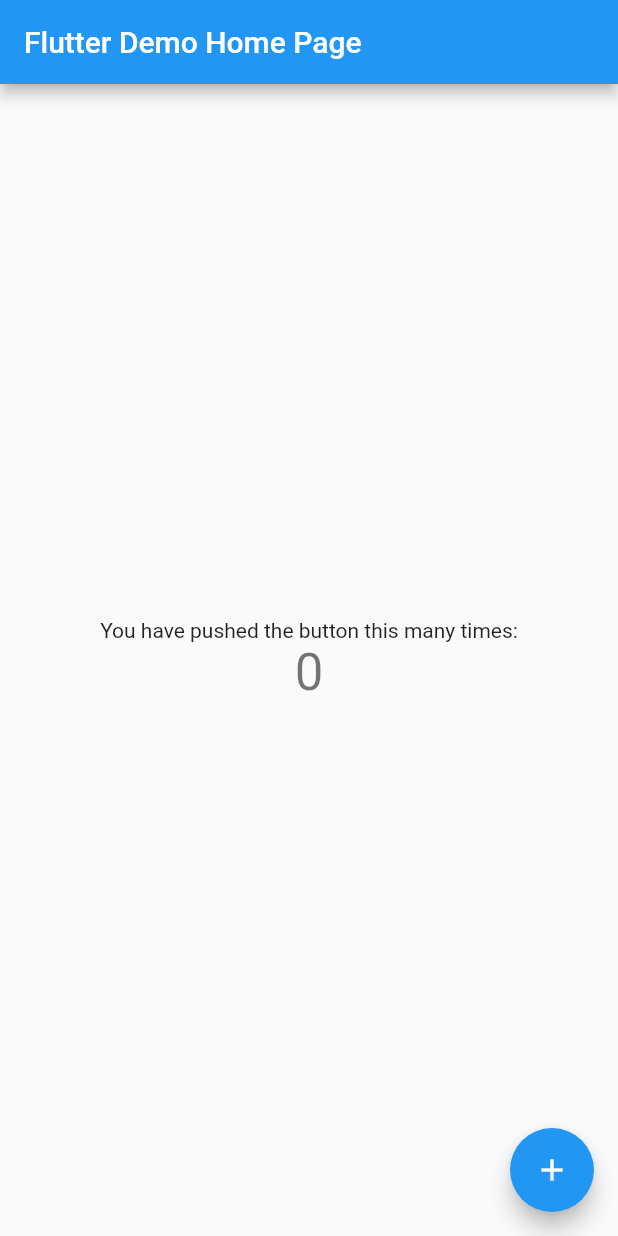
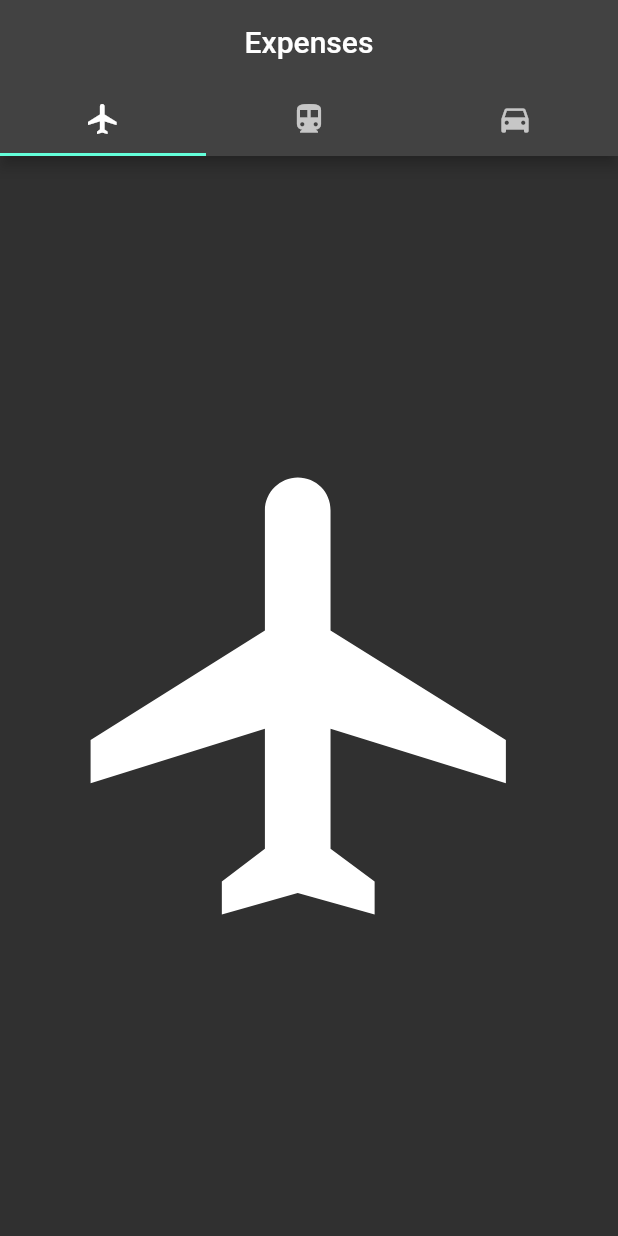
Before and after one commit to muhammedPat/Expense_App, a Flutter app: the screen it shows after launch, on a phone screen of 412 x 824 dp. Run offline on Flutter 3.47's test engine with Material 2 defaults, Android fonts, the phone set to English and light mode, and no system bars.

Commit message:
created home page and 3 tabs in the tab bar

```diff
--- /dev/null
+++ b/expenses/lib/home_page.dart
@@ -0,0 +1,31 @@
+import 'package:flutter/material.dart';
+
+class HomePage extends StatelessWidget {
+  const HomePage({super.key});
+
+  @override
+  Widget build(BuildContext context) {
+    return DefaultTabController(
+      length: 3,
+      child: Scaffold(
+          appBar: AppBar(
+            bottom: const TabBar(
+              tabs: [
+                Tab(icon: Icon(Icons.flight)),
+                Tab(icon: Icon(Icons.directions_transit)),
+                Tab(icon: Icon(Icons.directions_car)),
+              ],
+            ),
+            centerTitle: true,
+            title: const Text("Expenses"),
+          ),
+          body: const TabBarView(
+            children: [
+              Icon(Icons.flight, size: 350),
+              Icon(Icons.directions_transit, size: 350),
+              Icon(Icons.directions_car, size: 350),
+            ],
+          )),
+    );
+  }
+}
--- a/expenses/lib/main.dart
+++ b/expenses/lib/main.dart
@@ -1,115 +1,20 @@
 import 'package:flutter/material.dart';
+import 'home_page.dart';
 
-void main() {
+void main(List<String> args) {
   runApp(const MyApp());
 }
+
 
 class MyApp extends StatelessWidget {
   const MyApp({super.key});
 
-  // This widget is the root of your application.
   @override
   Widget build(BuildContext context) {
     return MaterialApp(
-      title: 'Flutter Demo',
-      theme: ThemeData(
-        // This is the theme of your application.
-        //
-        // Try running your application with "flutter run". You'll see the
-        // application has a blue toolbar. Then, without quitting the app, try
-        // changing the primarySwatch below to Colors.green and then invoke
-        // "hot reload" (press "r" in the console where you ran "flutter run",
-        // or simply save your changes to "hot reload" in a Flutter IDE).
-        // Notice that the counter didn't reset back to zero; the application
-        // is not restarted.
-        primarySwatch: Colors.blue,
-      ),
-      home: const MyHomePage(title: 'Flutter Demo Home Page'),
+      debugShowCheckedModeBanner: false,
+      theme: ThemeData.dark(),
+      home: const HomePage(),
     );
   }
 }
-
-class MyHomePage extends StatefulWidget {
-  const MyHomePage({super.key, required this.title});
-
-  // This widget is the home page of your application. It is stateful, meaning
-  // that it has a State object (defined below) that contains fields that affect
-  // how it looks.
-
-  // This class is the configuration for the state. It holds the values (in this
-  // case the title) provided by the parent (in this case the App widget) and
-  // used by the build method of the State. Fields in a Widget subclass are
-  // always marked "final".
-
-  final String title;
-
-  @override
-  State<MyHomePage> createState() => _MyHomePageState();
-}
-
-class _MyHomePageState extends State<MyHomePage> {
-  int _counter = 0;
-
-  void _incrementCounter() {
-    setState(() {
-      // This call to setState tells the Flutter framework that something has
-      // changed in this State, which causes it to rerun the build method below
-      // so that the display can reflect the updated values. If we changed
-      // _counter without calling setState(), then the build method would not be
-      // called again, and so nothing would appear to happen.
-      _counter++;
-    });
-  }
-
-  @override
-  Widget build(BuildContext context) {
-    // This method is rerun every time setState is called, for instance as done
-    // by the _incrementCounter method above.
-    //
-    // The Flutter framework has been optimized to make rerunning build methods
-    // fast, so that you can just rebuild anything that needs updating rather
-    // than having to individually change instances of widgets.
-    return Scaffold(
-      appBar: AppBar(
-        // Here we take the value from the MyHomePage object that was created by
-        // the App.build method, and use it to set our appbar title.
-        title: Text(widget.title),
-      ),
-      body: Center(
-        // Center is a layout widget. It takes a single child and positions it
-        // in the middle of the parent.
-        child: Column(
-          // Column is also a layout widget. It takes a list of children and
-          // arranges them vertically. By default, it sizes itself to fit its
-          // children horizontally, and tries to be as tall as its parent.
-          //
-          // Invoke "debug painting" (press "p" in the console, choose the
-          // "Toggle Debug Paint" action from the Flutter Inspector in Android
-          // Studio, or the "Toggle Debug Paint" command in Visual Studio Code)
-          // to see the wireframe for each widget.
-          //
-          // Column has various properties to control how it sizes itself and
-          // how it positions its children. Here we use mainAxisAlignment to
-          // center the children vertically; the main axis here is the vertical
-          // axis because Columns are vertical (the cross axis would be
-          // horizontal).
-          mainAxisAlignment: MainAxisAlignment.center,
-          children: <Widget>[
-            const Text(
-              'You have pushed the button this many times:',
-            ),
-            Text(
-              '$_counter',
-              style: Theme.of(context).textTheme.headlineMedium,
-            ),
-          ],
-        ),
-      ),
-      floatingActionButton: FloatingActionButton(
-        onPressed: _incrementCounter,
-        tooltip: 'Increment',
-        child: const Icon(Icons.add),
-      ), // This trailing comma makes auto-formatting nicer for build methods.
-    );
-  }
-}
```
